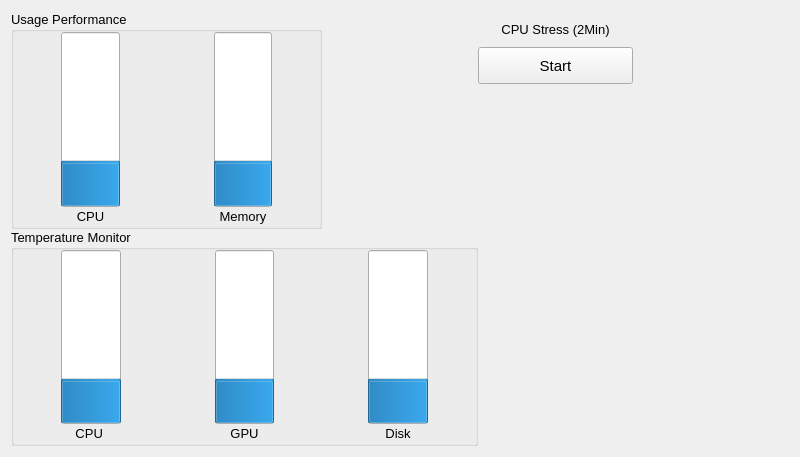
BurnellLiu/LiuProject, file BLHardwareScaner/BLHardwareScaner/Ui/TempManagement.ui: the form before one commit.
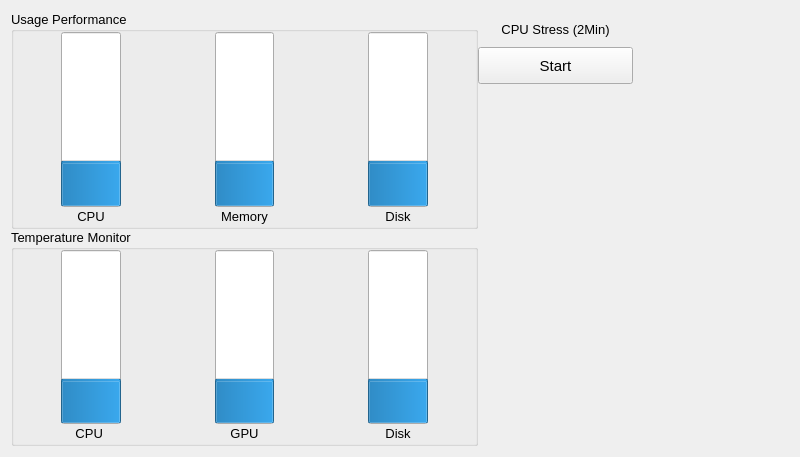
The form after the commit.

```diff
--- a/BLHardwareScaner/BLHardwareScaner/Ui/TempManagement.ui
+++ b/BLHardwareScaner/BLHardwareScaner/Ui/TempManagement.ui
@@ -25,7 +25,7 @@
      <item>
       <layout class="QVBoxLayout" name="verticalLayout_7">
        <item>
-        <layout class="QHBoxLayout" name="horizontalLayout_8" stretch="2,1">
+        <layout class="QHBoxLayout" name="horizontalLayout_8" stretch="2">
          <property name="spacing">
           <number>0</number>
          </property>
@@ -48,7 +48,7 @@
              <number>0</number>
             </property>
             <item row="0" column="0">
-             <layout class="QHBoxLayout" name="horizontalLayout_3">
+             <layout class="QHBoxLayout" name="horizontalLayout_3" stretch="1,1,1">
               <property name="spacing">
                <number>0</number>
               </property>
@@ -220,9 +220,52 @@
                 </item>
                </layout>
               </item>
-             </layout>
-            </item>
-           </layout>
+              <item>
+               <layout class="QVBoxLayout" name="verticalLayout_9" stretch="9,1">
+                <property name="spacing">
+                 <number>0</number>
+                </property>
+                <item>
+                 <layout class="QHBoxLayout" name="horizontalLayout_11" stretch="4,5,4">
+                  <property name="spacing">
+                   <number>0</number>
+                  </property>
+                  <item>
+                   <spacer name="horizontalSpacer_13">
+                    <property name="orientation">
+                     <enum>Qt::Horizontal</enum>
+                    </property>
+                    <property name="sizeHint" stdset="0">
+                     <size>
+                      <width>40</width>
+                      <height>20</height>
+                     </size>
+                    </property>
+                   </spacer>
+                  </item>
+                  <item>
+                   <widget class="QProgressBar" name="progressBarDiskUsage">
+                    <property name="sizePolicy">
+                     <sizepolicy hsizetype="Expanding" vsizetype="Expanding">
+                      <horstretch>0</horstretch>
+                      <verstretch>0</verstretch>
+                     </sizepolicy>
+                    </property>
+                    <property name="font">
+                     <font>
+                      <family>Microsoft YaHei UI</family>
+                      <pointsize>10</pointsize>
+                     </font>
+                    </property>
+                    <property name="value">
+                     <number>24</number>
+                    </property>
+                    <property name="alignment">
+                     <set>Qt::AlignHCenter|Qt::AlignTop</set>
+                    </property>
+                    <property name="orientation">
+                     <enum>Qt::Vertical</enum>
+                    </property>
           </widget>
          </item>
          <item>
@@ -237,6 +280,31 @@
             </size>
            </property>
           </spacer>
+                  </item>
+                 </layout>
+                </item>
+                <item>
+                 <widget class="QLabel" name="label_3">
+                  <property name="font">
+                   <font>
+                    <family>Microsoft YaHei UI</family>
+                    <pointsize>10</pointsize>
+                   </font>
+                  </property>
+                  <property name="text">
+                   <string>Disk</string>
+                  </property>
+                  <property name="alignment">
+                   <set>Qt::AlignCenter</set>
+                  </property>
+                 </widget>
+                </item>
+               </layout>
+              </item>
+             </layout>
+            </item>
+           </layout>
+          </widget>
          </item>
         </layout>
        </item>
```
Lines whose indentation alone changed are shown as unchanged.
